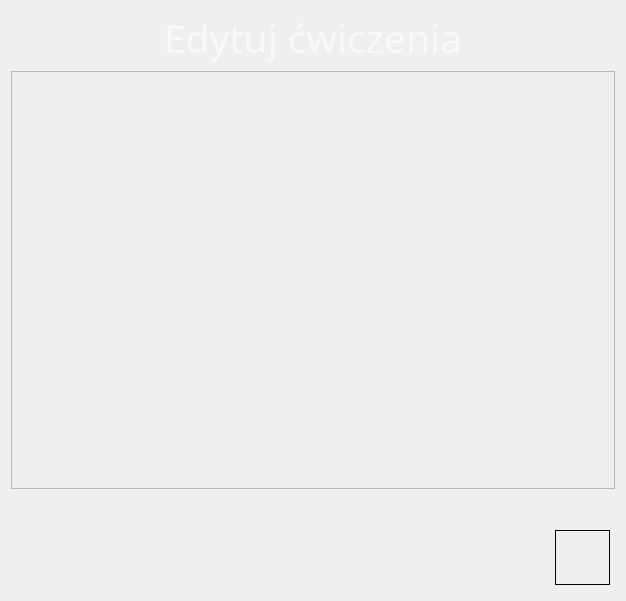
Before: the Qt Designer form EditExercisesDialog.ui in SiekamCebule/szybkie-pisanie, drawn with Qt 5.
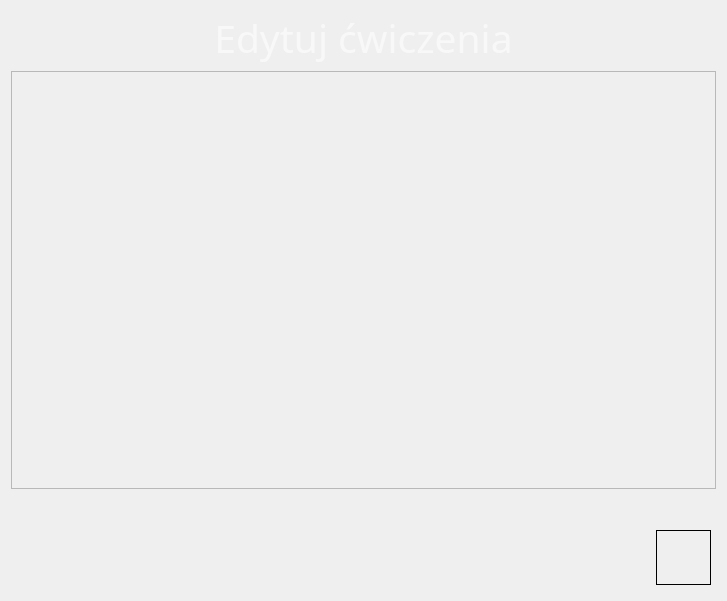
After: the same form once the commit is applied. Icons and pictures are not drawn.

```diff
--- a/EditExercisesDialog.ui
+++ b/EditExercisesDialog.ui
@@ -6,7 +6,7 @@
    <rect>
     <x>0</x>
     <y>0</y>
-    <width>626</width>
+    <width>727</width>
     <height>601</height>
    </rect>
   </property>
@@ -120,7 +120,7 @@
        <rect>
         <x>0</x>
         <y>0</y>
-        <width>608</width>
+        <width>709</width>
         <height>414</height>
        </rect>
       </property>
```
